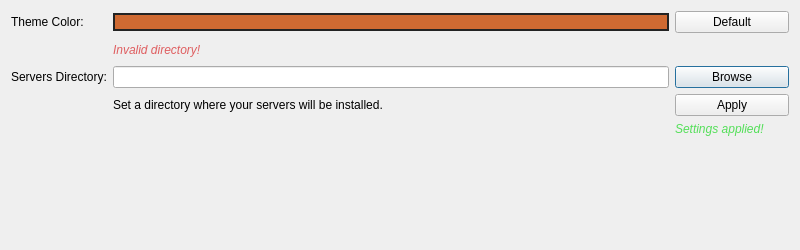
metootem/TF2-Dedicated-Server-Manager, file ui/settingsdialog.ui: the form before one commit.
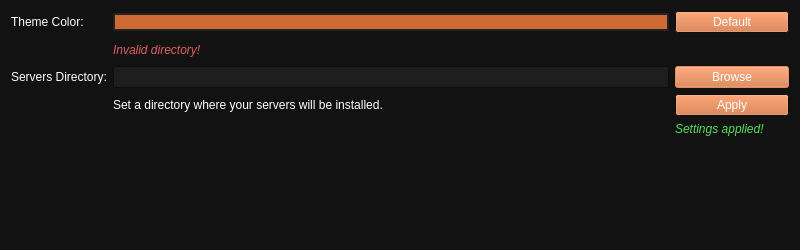
The form after the commit. Icons and pictures are not drawn.

Commit message: Added app icon and main palette to widgets

```diff
--- a/ui/settingsdialog.ui
+++ b/ui/settingsdialog.ui
@@ -16,6 +16,331 @@
     <height>250</height>
    </size>
   </property>
+  <property name="palette">
+   <palette>
+    <active>
+     <colorrole role="WindowText">
+      <brush brushstyle="SolidPattern">
+       <color alpha="255">
+        <red>255</red>
+        <green>255</green>
+        <blue>255</blue>
+       </color>
+      </brush>
+     </colorrole>
+     <colorrole role="Button">
+      <brush brushstyle="SolidPattern">
+       <color alpha="255">
+        <red>207</red>
+        <green>106</green>
+        <blue>50</blue>
+       </color>
+      </brush>
+     </colorrole>
+     <colorrole role="Dark">
+      <brush brushstyle="SolidPattern">
+       <color alpha="255">
+        <red>92</red>
+        <green>92</green>
+        <blue>92</blue>
+       </color>
+      </brush>
+     </colorrole>
+     <colorrole role="Mid">
+      <brush brushstyle="SolidPattern">
+       <color alpha="255">
+        <red>127</red>
+        <green>127</green>
+        <blue>127</blue>
+       </color>
+      </brush>
+     </colorrole>
+     <colorrole role="Text">
+      <brush brushstyle="SolidPattern">
+       <color alpha="255">
+        <red>255</red>
+        <green>255</green>
+        <blue>255</blue>
+       </color>
+      </brush>
+     </colorrole>
+     <colorrole role="ButtonText">
+      <brush brushstyle="SolidPattern">
+       <color alpha="255">
+        <red>255</red>
+        <green>255</green>
+        <blue>255</blue>
+       </color>
+      </brush>
+     </colorrole>
+     <colorrole role="Base">
+      <brush brushstyle="SolidPattern">
+       <color alpha="255">
+        <red>30</red>
+        <green>30</green>
+        <blue>30</blue>
+       </color>
+      </brush>
+     </colorrole>
+     <colorrole role="Window">
+      <brush brushstyle="SolidPattern">
+       <color alpha="255">
+        <red>18</red>
+        <green>18</green>
+        <blue>18</blue>
+       </color>
+      </brush>
+     </colorrole>
+     <colorrole role="Highlight">
+      <brush brushstyle="SolidPattern">
+       <color alpha="255">
+        <red>207</red>
+        <green>106</green>
+        <blue>50</blue>
+       </color>
+      </brush>
+     </colorrole>
+     <colorrole role="LinkVisited">
+      <brush brushstyle="SolidPattern">
+       <color alpha="255">
+        <red>255</red>
+        <green>158</green>
+        <blue>105</blue>
+       </color>
+      </brush>
+     </colorrole>
+     <colorrole role="AlternateBase">
+      <brush brushstyle="SolidPattern">
+       <color alpha="255">
+        <red>45</red>
+        <green>45</green>
+        <blue>45</blue>
+       </color>
+      </brush>
+     </colorrole>
+     <colorrole role="ToolTipBase">
+      <brush brushstyle="SolidPattern">
+       <color alpha="255">
+        <red>97</red>
+        <green>97</green>
+        <blue>97</blue>
+       </color>
+      </brush>
+     </colorrole>
+    </active>
+    <inactive>
+     <colorrole role="WindowText">
+      <brush brushstyle="SolidPattern">
+       <color alpha="255">
+        <red>255</red>
+        <green>255</green>
+        <blue>255</blue>
+       </color>
+      </brush>
+     </colorrole>
+     <colorrole role="Button">
+      <brush brushstyle="SolidPattern">
+       <color alpha="255">
+        <red>207</red>
+        <green>106</green>
+        <blue>50</blue>
+       </color>
+      </brush>
+     </colorrole>
+     <colorrole role="Dark">
+      <brush brushstyle="SolidPattern">
+       <color alpha="255">
+        <red>92</red>
+        <green>92</green>
+        <blue>92</blue>
+       </color>
+      </brush>
+     </colorrole>
+     <colorrole role="Mid">
+      <brush brushstyle="SolidPattern">
+       <color alpha="255">
+        <red>127</red>
+        <green>127</green>
+        <blue>127</blue>
+       </color>
+      </brush>
+     </colorrole>
+     <colorrole role="Text">
+      <brush brushstyle="SolidPattern">
+       <color alpha="255">
+        <red>255</red>
+        <green>255</green>
+        <blue>255</blue>
+       </color>
+      </brush>
+     </colorrole>
+     <colorrole role="ButtonText">
+      <brush brushstyle="SolidPattern">
+       <color alpha="255">
+        <red>255</red>
+        <green>255</green>
+        <blue>255</blue>
+       </color>
+      </brush>
+     </colorrole>
+     <colorrole role="Base">
+      <brush brushstyle="SolidPattern">
+       <color alpha="255">
+        <red>30</red>
+        <green>30</green>
+        <blue>30</blue>
+       </color>
+      </brush>
+     </colorrole>
+     <colorrole role="Window">
+      <brush brushstyle="SolidPattern">
+       <color alpha="255">
+        <red>18</red>
+        <green>18</green>
+        <blue>18</blue>
+       </color>
+      </brush>
+     </colorrole>
+     <colorrole role="Highlight">
+      <brush brushstyle="SolidPattern">
+       <color alpha="255">
+        <red>207</red>
+        <green>106</green>
+        <blue>50</blue>
+       </color>
+      </brush>
+     </colorrole>
+     <colorrole role="LinkVisited">
+      <brush brushstyle="SolidPattern">
+       <color alpha="255">
+        <red>255</red>
+        <green>158</green>
+        <blue>105</blue>
+       </color>
+      </brush>
+     </colorrole>
+     <colorrole role="AlternateBase">
+      <brush brushstyle="SolidPattern">
+       <color alpha="255">
+        <red>45</red>
+        <green>45</green>
+        <blue>45</blue>
+       </color>
+      </brush>
+     </colorrole>
+     <colorrole role="ToolTipBase">
+      <brush brushstyle="SolidPattern">
+       <color alpha="255">
+        <red>97</red>
+        <green>97</green>
+        <blue>97</blue>
+       </color>
+      </brush>
+     </colorrole>
+    </inactive>
+    <disabled>
+     <colorrole role="WindowText">
+      <brush brushstyle="SolidPattern">
+       <color alpha="255">
+        <red>92</red>
+        <green>92</green>
+        <blue>92</blue>
+       </color>
+      </brush>
+     </colorrole>
+     <colorrole role="Button">
+      <brush brushstyle="SolidPattern">
+       <color alpha="255">
+        <red>207</red>
+        <green>106</green>
+        <blue>50</blue>
+       </color>
+      </brush>
+     </colorrole>
+     <colorrole role="Dark">
+      <brush brushstyle="SolidPattern">
+       <color alpha="255">
+        <red>92</red>
+        <green>92</green>
+        <blue>92</blue>
+       </color>
+      </brush>
+     </colorrole>
+     <colorrole role="Mid">
+      <brush brushstyle="SolidPattern">
+       <color alpha="255">
+        <red>127</red>
+        <green>127</green>
+        <blue>127</blue>
+       </color>
+      </brush>
+     </colorrole>
+     <colorrole role="Text">
+      <brush brushstyle="SolidPattern">
+       <color alpha="255">
+        <red>92</red>
+        <green>92</green>
+        <blue>92</blue>
+       </color>
+      </brush>
+     </colorrole>
+     <colorrole role="ButtonText">
+      <brush brushstyle="SolidPattern">
+       <color alpha="255">
+        <red>92</red>
+        <green>92</green>
+        <blue>92</blue>
+       </color>
+      </brush>
+     </colorrole>
+     <colorrole role="Base">
+      <brush brushstyle="SolidPattern">
+       <color alpha="255">
+        <red>18</red>
+        <green>18</green>
+        <blue>18</blue>
+       </color>
+      </brush>
+     </colorrole>
+     <colorrole role="Window">
+      <brush brushstyle="SolidPattern">
+       <color alpha="255">
+        <red>18</red>
+        <green>18</green>
+        <blue>18</blue>
+       </color>
+      </brush>
+     </colorrole>
+     <colorrole role="LinkVisited">
+      <brush brushstyle="SolidPattern">
+       <color alpha="255">
+        <red>255</red>
+        <green>158</green>
+        <blue>105</blue>
+       </color>
+      </brush>
+     </colorrole>
+     <colorrole role="AlternateBase">
+      <brush brushstyle="SolidPattern">
+       <color alpha="255">
+        <red>45</red>
+        <green>45</green>
+        <blue>45</blue>
+       </color>
+      </brush>
+     </colorrole>
+     <colorrole role="ToolTipBase">
+      <brush brushstyle="SolidPattern">
+       <color alpha="255">
+        <red>97</red>
+        <green>97</green>
+        <blue>97</blue>
+       </color>
+      </brush>
+     </colorrole>
+    </disabled>
+   </palette>
+  </property>
   <property name="windowTitle">
    <string>TF2 DSM Settings</string>
   </property>
@@ -166,6 +491,331 @@
      </item>
      <item row="2" column="0">
       <widget class="QLabel" name="lblSrvDir">
+       <property name="palette">
+        <palette>
+         <active>
+          <colorrole role="WindowText">
+           <brush brushstyle="SolidPattern">
+            <color alpha="255">
+             <red>255</red>
+             <green>255</green>
+             <blue>255</blue>
+            </color>
+           </brush>
+          </colorrole>
+          <colorrole role="Button">
+           <brush brushstyle="SolidPattern">
+            <color alpha="255">
+             <red>207</red>
+             <green>106</green>
+             <blue>50</blue>
+            </color>
+           </brush>
+          </colorrole>
+          <colorrole role="Dark">
+           <brush brushstyle="SolidPattern">
+            <color alpha="255">
+             <red>92</red>
+             <green>92</green>
+             <blue>92</blue>
+            </color>
+           </brush>
+          </colorrole>
+          <colorrole role="Mid">
+           <brush brushstyle="SolidPattern">
+            <color alpha="255">
+             <red>127</red>
+             <green>127</green>
+             <blue>127</blue>
+            </color>
+           </brush>
+          </colorrole>
+          <colorrole role="Text">
+           <brush brushstyle="SolidPattern">
+            <color alpha="255">
+             <red>255</red>
+             <green>255</green>
+             <blue>255</blue>
+            </color>
+           </brush>
+          </colorrole>
+          <colorrole role="ButtonText">
+           <brush brushstyle="SolidPattern">
+            <color alpha="255">
+             <red>255</red>
+             <green>255</green>
+             <blue>255</blue>
+            </color>
+           </brush>
+          </colorrole>
+          <colorrole role="Base">
+           <brush brushstyle="SolidPattern">
+            <color alpha="255">
+             <red>30</red>
+             <green>30</green>
+             <blue>30</blue>
+            </color>
+           </brush>
+          </colorrole>
+          <colorrole role="Window">
+           <brush brushstyle="SolidPattern">
+            <color alpha="255">
+             <red>18</red>
+             <green>18</green>
+             <blue>18</blue>
+            </color>
+           </brush>
+          </colorrole>
+          <colorrole role="Highlight">
+           <brush brushstyle="SolidPattern">
+            <color alpha="255">
+             <red>207</red>
+             <green>106</green>
+             <blue>50</blue>
+            </color>
+           </brush>
+          </colorrole>
+          <colorrole role="LinkVisited">
+           <brush brushstyle="SolidPattern">
+            <color alpha="255">
+             <red>255</red>
+             <green>158</green>
+             <blue>105</blue>
+            </color>
+           </brush>
+          </colorrole>
+          <colorrole role="AlternateBase">
+           <brush brushstyle="SolidPattern">
+            <color alpha="255">
+             <red>45</red>
+             <green>45</green>
+             <blue>45</blue>
+            </color>
+           </brush>
+          </colorrole>
+          <colorrole role="ToolTipBase">
+           <brush brushstyle="SolidPattern">
+            <color alpha="255">
+             <red>97</red>
+             <green>97</green>
+             <blue>97</blue>
+            </color>
+           </brush>
+          </colorrole>
+         </active>
+         <inactive>
+          <colorrole role="WindowText">
+           <brush brushstyle="SolidPattern">
+            <color alpha="255">
+             <red>255</red>
+             <green>255</green>
+             <blue>255</blue>
+            </color>
+           </brush>
+          </colorrole>
+          <colorrole role="Button">
+           <brush brushstyle="SolidPattern">
+            <color alpha="255">
+             <red>207</red>
+             <green>106</green>
+             <blue>50</blue>
+            </color>
+           </brush>
+          </colorrole>
+          <colorrole role="Dark">
+           <brush brushstyle="SolidPattern">
+            <color alpha="255">
+             <red>92</red>
+             <green>92</green>
+             <blue>92</blue>
+            </color>
+           </brush>
+          </colorrole>
+          <colorrole role="Mid">
+           <brush brushstyle="SolidPattern">
+            <color alpha="255">
+             <red>127</red>
+             <green>127</green>
+             <blue>127</blue>
+            </color>
+           </brush>
+          </colorrole>
+          <colorrole role="Text">
+           <brush brushstyle="SolidPattern">
+            <color alpha="255">
+             <red>255</red>
+             <green>255</green>
+             <blue>255</blue>
+            </color>
+           </brush>
+          </colorrole>
+          <colorrole role="ButtonText">
+           <brush brushstyle="SolidPattern">
+            <color alpha="255">
+             <red>255</red>
+             <green>255</green>
+             <blue>255</blue>
+            </color>
+           </brush>
+          </colorrole>
+          <colorrole role="Base">
+           <brush brushstyle="SolidPattern">
+            <color alpha="255">
+             <red>30</red>
+             <green>30</green>
+             <blue>30</blue>
+            </color>
+           </brush>
+          </colorrole>
+          <colorrole role="Window">
+           <brush brushstyle="SolidPattern">
+            <color alpha="255">
+             <red>18</red>
+             <green>18</green>
+             <blue>18</blue>
+            </color>
+           </brush>
+          </colorrole>
+          <colorrole role="Highlight">
+           <brush brushstyle="SolidPattern">
+            <color alpha="255">
+             <red>207</red>
+             <green>106</green>
+             <blue>50</blue>
+            </color>
+           </brush>
+          </colorrole>
+          <colorrole role="LinkVisited">
+           <brush brushstyle="SolidPattern">
+            <color alpha="255">
+             <red>255</red>
+             <green>158</green>
+             <blue>105</blue>
+            </color>
+           </brush>
+          </colorrole>
+          <colorrole role="AlternateBase">
+           <brush brushstyle="SolidPattern">
+            <color alpha="255">
+             <red>45</red>
+             <green>45</green>
+             <blue>45</blue>
+            </color>
+           </brush>
+          </colorrole>
+          <colorrole role="ToolTipBase">
+           <brush brushstyle="SolidPattern">
+            <color alpha="255">
+             <red>97</red>
+             <green>97</green>
+             <blue>97</blue>
+            </color>
+           </brush>
+          </colorrole>
+         </inactive>
+         <disabled>
+          <colorrole role="WindowText">
+           <brush brushstyle="SolidPattern">
+            <color alpha="255">
+             <red>92</red>
+             <green>92</green>
+             <blue>92</blue>
+            </color>
+           </brush>
+          </colorrole>
+          <colorrole role="Button">
+           <brush brushstyle="SolidPattern">
+            <color alpha="255">
+             <red>207</red>
+             <green>106</green>
+             <blue>50</blue>
+            </color>
+           </brush>
+          </colorrole>
+          <colorrole role="Dark">
+           <brush brushstyle="SolidPattern">
+            <color alpha="255">
+             <red>92</red>
+             <green>92</green>
+             <blue>92</blue>
+            </color>
+           </brush>
+          </colorrole>
+          <colorrole role="Mid">
+           <brush brushstyle="SolidPattern">
+            <color alpha="255">
+             <red>127</red>
+             <green>127</green>
+             <blue>127</blue>
+            </color>
+           </brush>
+          </colorrole>
+          <colorrole role="Text">
+           <brush brushstyle="SolidPattern">
+            <color alpha="255">
+             <red>92</red>
+             <green>92</green>
+             <blue>92</blue>
+            </color>
+           </brush>
+          </colorrole>
+          <colorrole role="ButtonText">
+           <brush brushstyle="SolidPattern">
+            <color alpha="255">
+             <red>92</red>
+             <green>92</green>
+             <blue>92</blue>
+            </color>
+           </brush>
+          </colorrole>
+          <colorrole role="Base">
+           <brush brushstyle="SolidPattern">
+            <color alpha="255">
+             <red>18</red>
+             <green>18</green>
+             <blue>18</blue>
+            </color>
+           </brush>
+          </colorrole>
+          <colorrole role="Window">
+           <brush brushstyle="SolidPattern">
+            <color alpha="255">
+             <red>18</red>
+             <green>18</green>
+             <blue>18</blue>
+            </color>
+           </brush>
+          </colorrole>
+          <colorrole role="LinkVisited">
+           <brush brushstyle="SolidPattern">
+            <color alpha="255">
+             <red>255</red>
+             <green>158</green>
+             <blue>105</blue>
+            </color>
+           </brush>
+          </colorrole>
+          <colorrole role="AlternateBase">
+           <brush brushstyle="SolidPattern">
+            <color alpha="255">
+             <red>45</red>
+             <green>45</green>
+             <blue>45</blue>
+            </color>
+           </brush>
+          </colorrole>
+          <colorrole role="ToolTipBase">
+           <brush brushstyle="SolidPattern">
+            <color alpha="255">
+             <red>97</red>
+             <green>97</green>
+             <blue>97</blue>
+            </color>
+           </brush>
+          </colorrole>
+         </disabled>
+        </palette>
+       </property>
        <property name="text">
         <string>Servers Directory:</string>
        </property>
@@ -180,6 +830,331 @@
      </item>
      <item row="0" column="0">
       <widget class="QLabel" name="lblColor">
+       <property name="palette">
+        <palette>
+         <active>
+          <colorrole role="WindowText">
+           <brush brushstyle="SolidPattern">
+            <color alpha="255">
+             <red>255</red>
+             <green>255</green>
+             <blue>255</blue>
+            </color>
+           </brush>
+          </colorrole>
+          <colorrole role="Button">
+           <brush brushstyle="SolidPattern">
+            <color alpha="255">
+             <red>207</red>
+             <green>106</green>
+             <blue>50</blue>
+            </color>
+           </brush>
+          </colorrole>
+          <colorrole role="Dark">
+           <brush brushstyle="SolidPattern">
+            <color alpha="255">
+             <red>92</red>
+             <green>92</green>
+             <blue>92</blue>
+            </color>
+           </brush>
+          </colorrole>
+          <colorrole role="Mid">
+           <brush brushstyle="SolidPattern">
+            <color alpha="255">
+             <red>127</red>
+             <green>127</green>
+             <blue>127</blue>
+            </color>
+           </brush>
+          </colorrole>
+          <colorrole role="Text">
+           <brush brushstyle="SolidPattern">
+            <color alpha="255">
+             <red>255</red>
+             <green>255</green>
+             <blue>255</blue>
+            </color>
+           </brush>
+          </colorrole>
+          <colorrole role="ButtonText">
+           <brush brushstyle="SolidPattern">
+            <color alpha="255">
+             <red>255</red>
+             <green>255</green>
+             <blue>255</blue>
+            </color>
+           </brush>
+          </colorrole>
+          <colorrole role="Base">
+           <brush brushstyle="SolidPattern">
+            <color alpha="255">
+             <red>30</red>
+             <green>30</green>
+             <blue>30</blue>
+            </color>
+           </brush>
+          </colorrole>
+          <colorrole role="Window">
+           <brush brushstyle="SolidPattern">
+            <color alpha="255">
+             <red>18</red>
+             <green>18</green>
+             <blue>18</blue>
+            </color>
+           </brush>
+          </colorrole>
+          <colorrole role="Highlight">
+           <brush brushstyle="SolidPattern">
+            <color alpha="255">
+             <red>207</red>
+             <green>106</green>
+             <blue>50</blue>
+            </color>
+           </brush>
+          </colorrole>
+          <colorrole role="LinkVisited">
+           <brush brushstyle="SolidPattern">
+            <color alpha="255">
+             <red>255</red>
+             <green>158</green>
+             <blue>105</blue>
+            </color>
+           </brush>
+          </colorrole>
+          <colorrole role="AlternateBase">
+           <brush brushstyle="SolidPattern">
+            <color alpha="255">
+             <red>45</red>
+             <green>45</green>
+             <blue>45</blue>
+            </color>
+           </brush>
+          </colorrole>
+          <colorrole role="ToolTipBase">
+           <brush brushstyle="SolidPattern">
+            <color alpha="255">
+             <red>97</red>
+             <green>97</green>
+             <blue>97</blue>
+            </color>
+           </brush>
+          </colorrole>
+         </active>
+         <inactive>
+          <colorrole role="WindowText">
+           <brush brushstyle="SolidPattern">
+            <color alpha="255">
+             <red>255</red>
+             <green>255</green>
+             <blue>255</blue>
+            </color>
+           </brush>
+          </colorrole>
+          <colorrole role="Button">
+           <brush brushstyle="SolidPattern">
+            <color alpha="255">
+             <red>207</red>
+             <green>106</green>
+             <blue>50</blue>
+            </color>
+           </brush>
+          </colorrole>
+          <colorrole role="Dark">
+           <brush brushstyle="SolidPattern">
+            <color alpha="255">
+             <red>92</red>
+             <green>92</green>
+             <blue>92</blue>
+            </color>
+           </brush>
+          </colorrole>
+          <colorrole role="Mid">
+           <brush brushstyle="SolidPattern">
+            <color alpha="255">
+             <red>127</red>
+             <green>127</green>
+             <blue>127</blue>
+            </color>
+           </brush>
+          </colorrole>
+          <colorrole role="Text">
+           <brush brushstyle="SolidPattern">
+            <color alpha="255">
+             <red>255</red>
+             <green>255</green>
+             <blue>255</blue>
+            </color>
+           </brush>
+          </colorrole>
+          <colorrole role="ButtonText">
+           <brush brushstyle="SolidPattern">
+            <color alpha="255">
+             <red>255</red>
+             <green>255</green>
+             <blue>255</blue>
+            </color>
+           </brush>
+          </colorrole>
+          <colorrole role="Base">
+           <brush brushstyle="SolidPattern">
+            <color alpha="255">
+             <red>30</red>
+             <green>30</green>
+             <blue>30</blue>
+            </color>
+           </brush>
+          </colorrole>
+          <colorrole role="Window">
+           <brush brushstyle="SolidPattern">
+            <color alpha="255">
+             <red>18</red>
+             <green>18</green>
+             <blue>18</blue>
+            </color>
+           </brush>
+          </colorrole>
+          <colorrole role="Highlight">
+           <brush brushstyle="SolidPattern">
+            <color alpha="255">
+             <red>207</red>
+             <green>106</green>
+             <blue>50</blue>
+            </color>
+           </brush>
+          </colorrole>
+          <colorrole role="LinkVisited">
+           <brush brushstyle="SolidPattern">
+            <color alpha="255">
+             <red>255</red>
+             <green>158</green>
+             <blue>105</blue>
+            </color>
+           </brush>
+          </colorrole>
+          <colorrole role="AlternateBase">
+           <brush brushstyle="SolidPattern">
+            <color alpha="255">
+             <red>45</red>
+             <green>45</green>
+             <blue>45</blue>
+            </color>
+           </brush>
+          </colorrole>
+          <colorrole role="ToolTipBase">
+           <brush brushstyle="SolidPattern">
+            <color alpha="255">
+             <red>97</red>
+             <green>97</green>
+             <blue>97</blue>
+            </color>
+           </brush>
+          </colorrole>
+         </inactive>
+         <disabled>
+          <colorrole role="WindowText">
+           <brush brushstyle="SolidPattern">
+            <color alpha="255">
+             <red>92</red>
+             <green>92</green>
+             <blue>92</blue>
+            </color>
+           </brush>
+          </colorrole>
+          <colorrole role="Button">
+           <brush brushstyle="SolidPattern">
+            <color alpha="255">
+             <red>207</red>
+             <green>106</green>
+             <blue>50</blue>
+            </color>
+           </brush>
+          </colorrole>
+          <colorrole role="Dark">
+           <brush brushstyle="SolidPattern">
+            <color alpha="255">
+             <red>92</red>
+             <green>92</green>
+             <blue>92</blue>
+            </color>
+           </brush>
+          </colorrole>
+          <colorrole role="Mid">
+           <brush brushstyle="SolidPattern">
+            <color alpha="255">
+             <red>127</red>
+             <green>127</green>
+             <blue>127</blue>
+            </color>
+           </brush>
+          </colorrole>
+          <colorrole role="Text">
+           <brush brushstyle="SolidPattern">
+            <color alpha="255">
+             <red>92</red>
+             <green>92</green>
+             <blue>92</blue>
+            </color>
+           </brush>
+          </colorrole>
+          <colorrole role="ButtonText">
+           <brush brushstyle="SolidPattern">
+            <color alpha="255">
+             <red>92</red>
+             <green>92</green>
+             <blue>92</blue>
+            </color>
+           </brush>
+          </colorrole>
+          <colorrole role="Base">
+           <brush brushstyle="SolidPattern">
+            <color alpha="255">
+             <red>18</red>
+             <green>18</green>
+             <blue>18</blue>
+            </color>
+           </brush>
+          </colorrole>
+          <colorrole role="Window">
+           <brush brushstyle="SolidPattern">
+            <color alpha="255">
+             <red>18</red>
+             <green>18</green>
+             <blue>18</blue>
+            </color>
+           </brush>
+          </colorrole>
+          <colorrole role="LinkVisited">
+           <brush brushstyle="SolidPattern">
+            <color alpha="255">
+             <red>255</red>
+             <green>158</green>
+             <blue>105</blue>
+            </color>
+           </brush>
+          </colorrole>
+          <colorrole role="AlternateBase">
+           <brush brushstyle="SolidPattern">
+            <color alpha="255">
+             <red>45</red>
+             <green>45</green>
+             <blue>45</blue>
+            </color>
+           </brush>
+          </colorrole>
+          <colorrole role="ToolTipBase">
+           <brush brushstyle="SolidPattern">
+            <color alpha="255">
+             <red>97</red>
+             <green>97</green>
+             <blue>97</blue>
+            </color>
+           </brush>
+          </colorrole>
+         </disabled>
+        </palette>
+       </property>
        <property name="text">
         <string>Theme Color:</string>
        </property>
@@ -313,6 +1288,331 @@
      </item>
      <item row="3" column="1">
       <widget class="QLabel" name="lblTip">
+       <property name="palette">
+        <palette>
+         <active>
+          <colorrole role="WindowText">
+           <brush brushstyle="SolidPattern">
+            <color alpha="255">
+             <red>255</red>
+             <green>255</green>
+             <blue>255</blue>
+            </color>
+           </brush>
+          </colorrole>
+          <colorrole role="Button">
+           <brush brushstyle="SolidPattern">
+            <color alpha="255">
+             <red>207</red>
+             <green>106</green>
+             <blue>50</blue>
+            </color>
+           </brush>
+          </colorrole>
+          <colorrole role="Dark">
+           <brush brushstyle="SolidPattern">
+            <color alpha="255">
+             <red>92</red>
+             <green>92</green>
+             <blue>92</blue>
+            </color>
+           </brush>
+          </colorrole>
+          <colorrole role="Mid">
+           <brush brushstyle="SolidPattern">
+            <color alpha="255">
+             <red>127</red>
+             <green>127</green>
+             <blue>127</blue>
+            </color>
+           </brush>
+          </colorrole>
+          <colorrole role="Text">
+           <brush brushstyle="SolidPattern">
+            <color alpha="255">
+             <red>255</red>
+             <green>255</green>
+             <blue>255</blue>
+            </color>
+           </brush>
+          </colorrole>
+          <colorrole role="ButtonText">
+           <brush brushstyle="SolidPattern">
+            <color alpha="255">
+             <red>255</red>
+             <green>255</green>
+             <blue>255</blue>
+            </color>
+           </brush>
+          </colorrole>
+          <colorrole role="Base">
+           <brush brushstyle="SolidPattern">
+            <color alpha="255">
+             <red>30</red>
+             <green>30</green>
+             <blue>30</blue>
+            </color>
+           </brush>
+          </colorrole>
+          <colorrole role="Window">
+           <brush brushstyle="SolidPattern">
+            <color alpha="255">
+             <red>18</red>
+             <green>18</green>
+             <blue>18</blue>
+            </color>
+           </brush>
+          </colorrole>
+          <colorrole role="Highlight">
+           <brush brushstyle="SolidPattern">
+            <color alpha="255">
+             <red>207</red>
+             <green>106</green>
+             <blue>50</blue>
+            </color>
+           </brush>
+          </colorrole>
+          <colorrole role="LinkVisited">
+           <brush brushstyle="SolidPattern">
+            <color alpha="255">
+             <red>255</red>
+             <green>158</green>
+             <blue>105</blue>
+            </color>
+           </brush>
+          </colorrole>
+          <colorrole role="AlternateBase">
+           <brush brushstyle="SolidPattern">
+            <color alpha="255">
+             <red>45</red>
+             <green>45</green>
+             <blue>45</blue>
+            </color>
+           </brush>
+          </colorrole>
+          <colorrole role="ToolTipBase">
+           <brush brushstyle="SolidPattern">
+            <color alpha="255">
+             <red>97</red>
+             <green>97</green>
+             <blue>97</blue>
+            </color>
+           </brush>
+          </colorrole>
+         </active>
+         <inactive>
+          <colorrole role="WindowText">
+           <brush brushstyle="SolidPattern">
+            <color alpha="255">
+             <red>255</red>
+             <green>255</green>
+             <blue>255</blue>
+            </color>
+           </brush>
+          </colorrole>
+          <colorrole role="Button">
+           <brush brushstyle="SolidPattern">
+            <color alpha="255">
+             <red>207</red>
+             <green>106</green>
+             <blue>50</blue>
+            </color>
+           </brush>
+          </colorrole>
+          <colorrole role="Dark">
+           <brush brushstyle="SolidPattern">
+            <color alpha="255">
+             <red>92</red>
+             <green>92</green>
+             <blue>92</blue>
+            </color>
+           </brush>
+          </colorrole>
+          <colorrole role="Mid">
+           <brush brushstyle="SolidPattern">
+            <color alpha="255">
+             <red>127</red>
+             <green>127</green>
+             <blue>127</blue>
+            </color>
+           </brush>
+          </colorrole>
+          <colorrole role="Text">
+           <brush brushstyle="SolidPattern">
+            <color alpha="255">
+             <red>255</red>
+             <green>255</green>
+             <blue>255</blue>
+            </color>
+           </brush>
+          </colorrole>
+          <colorrole role="ButtonText">
+           <brush brushstyle="SolidPattern">
+            <color alpha="255">
+             <red>255</red>
+             <green>255</green>
+             <blue>255</blue>
+            </color>
+           </brush>
+          </colorrole>
+          <colorrole role="Base">
+           <brush brushstyle="SolidPattern">
+            <color alpha="255">
+             <red>30</red>
+             <green>30</green>
+             <blue>30</blue>
+            </color>
+           </brush>
+          </colorrole>
+          <colorrole role="Window">
+           <brush brushstyle="SolidPattern">
+            <color alpha="255">
+             <red>18</red>
+             <green>18</green>
+             <blue>18</blue>
+            </color>
+           </brush>
+          </colorrole>
+          <colorrole role="Highlight">
+           <brush brushstyle="SolidPattern">
+            <color alpha="255">
+             <red>207</red>
+             <green>106</green>
+             <blue>50</blue>
+            </color>
+           </brush>
+          </colorrole>
+          <colorrole role="LinkVisited">
+           <brush brushstyle="SolidPattern">
+            <color alpha="255">
+             <red>255</red>
+             <green>158</green>
+             <blue>105</blue>
+            </color>
+           </brush>
+          </colorrole>
+          <colorrole role="AlternateBase">
+           <brush brushstyle="SolidPattern">
+            <color alpha="255">
+             <red>45</red>
+             <green>45</green>
+             <blue>45</blue>
+            </color>
+           </brush>
+          </colorrole>
+          <colorrole role="ToolTipBase">
+           <brush brushstyle="SolidPattern">
+            <color alpha="255">
+             <red>97</red>
+             <green>97</green>
+             <blue>97</blue>
+            </color>
+           </brush>
+          </colorrole>
+         </inactive>
+         <disabled>
+          <colorrole role="WindowText">
+           <brush brushstyle="SolidPattern">
+            <color alpha="255">
+             <red>92</red>
+             <green>92</green>
+             <blue>92</blue>
+            </color>
+           </brush>
+          </colorrole>
+          <colorrole role="Button">
+           <brush brushstyle="SolidPattern">
+            <color alpha="255">
+             <red>207</red>
+             <green>106</green>
+             <blue>50</blue>
+            </color>
+           </brush>
+          </colorrole>
+          <colorrole role="Dark">
+           <brush brushstyle="SolidPattern">
+            <color alpha="255">
+             <red>92</red>
+             <green>92</green>
+             <blue>92</blue>
+            </color>
+           </brush>
+          </colorrole>
+          <colorrole role="Mid">
+           <brush brushstyle="SolidPattern">
+            <color alpha="255">
+             <red>127</red>
+             <green>127</green>
+             <blue>127</blue>
+            </color>
+           </brush>
+          </colorrole>
+          <colorrole role="Text">
+           <brush brushstyle="SolidPattern">
+            <color alpha="255">
+             <red>92</red>
+             <green>92</green>
+             <blue>92</blue>
+            </color>
+           </brush>
+          </colorrole>
+          <colorrole role="ButtonText">
+           <brush brushstyle="SolidPattern">
+            <color alpha="255">
+             <red>92</red>
+             <green>92</green>
+             <blue>92</blue>
+            </color>
+           </brush>
+          </colorrole>
+          <colorrole role="Base">
+           <brush brushstyle="SolidPattern">
+            <color alpha="255">
+             <red>18</red>
+             <green>18</green>
+             <blue>18</blue>
+            </color>
+           </brush>
+          </colorrole>
+          <colorrole role="Window">
+           <brush brushstyle="SolidPattern">
+            <color alpha="255">
+             <red>18</red>
+             <green>18</green>
+             <blue>18</blue>
+            </color>
+           </brush>
+          </colorrole>
+          <colorrole role="LinkVisited">
+           <brush brushstyle="SolidPattern">
+            <color alpha="255">
+             <red>255</red>
+             <green>158</green>
+             <blue>105</blue>
+            </color>
+           </brush>
+          </colorrole>
+          <colorrole role="AlternateBase">
+           <brush brushstyle="SolidPattern">
+            <color alpha="255">
+             <red>45</red>
+             <green>45</green>
+             <blue>45</blue>
+            </color>
+           </brush>
+          </colorrole>
+          <colorrole role="ToolTipBase">
+           <brush brushstyle="SolidPattern">
+            <color alpha="255">
+             <red>97</red>
+             <green>97</green>
+             <blue>97</blue>
+            </color>
+           </brush>
+          </colorrole>
+         </disabled>
+        </palette>
+       </property>
        <property name="text">
         <string>Set a directory where your servers will be installed.</string>
        </property>
```
The commit also changes 14 other files.
